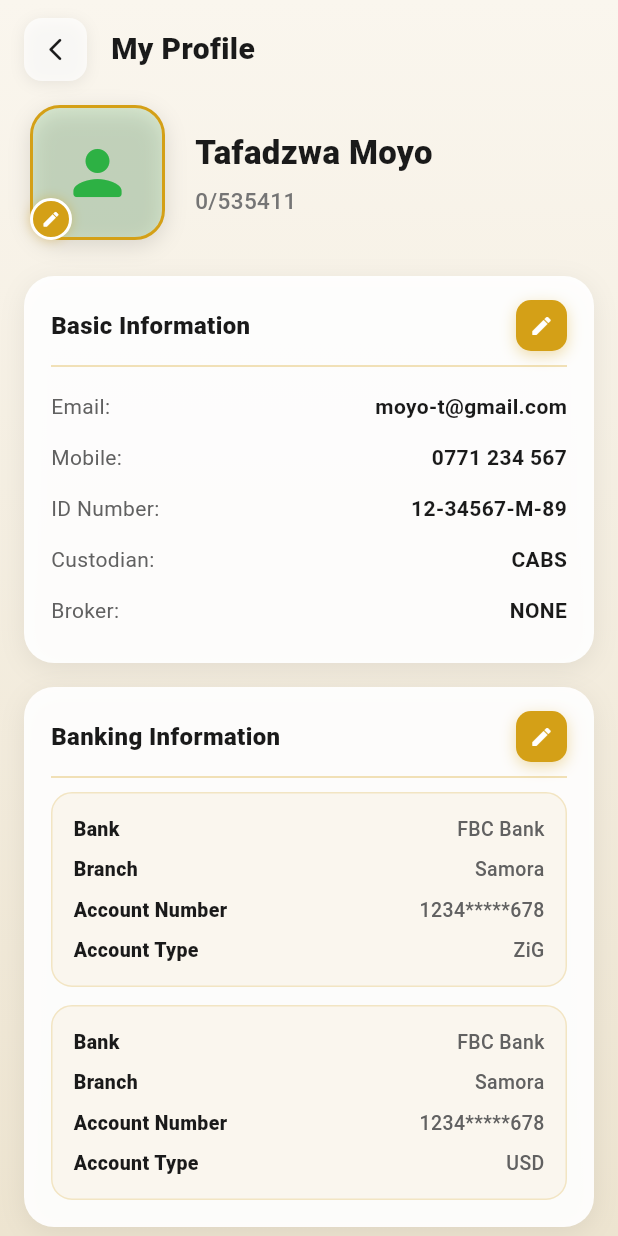
After one commit to Faison2/zmx_app, a Flutter app: the ProfileScreen screen opened directly, on a phone screen of 412 x 824 dp. The commit adds this screen. Run offline on Flutter 3.47's test engine with Material 3 defaults, Android fonts, the phone set to English and light mode, and no system bars.

Commit message:
added drawer and profile

```diff
--- /dev/null
+++ b/lib/screens/profile/profile.dart
@@ -0,0 +1,354 @@
+import 'package:flutter/material.dart';
+
+class ProfileScreen extends StatelessWidget {
+  const ProfileScreen({super.key});
+
+  @override
+  Widget build(BuildContext context) {
+    return Scaffold(
+      backgroundColor: const Color(0xFFF5F0E8),
+      body: Stack(
+        children: [
+          Container(
+            decoration: const BoxDecoration(
+              gradient: LinearGradient(
+                begin: Alignment.topCenter,
+                end: Alignment.bottomCenter,
+                colors: [Color(0xFFFAF6EE), Color(0xFFEDE4D0)],
+              ),
+            ),
+          ),
+          SafeArea(
+            child: Column(
+              children: [
+                _buildTopBar(context),
+                Expanded(
+                  child: ListView(
+                    padding: const EdgeInsets.fromLTRB(16, 8, 16, 32),
+                    children: [
+                      _buildProfileHeader(),
+                      const SizedBox(height: 24),
+                      _buildBasicInfoCard(),
+                      const SizedBox(height: 16),
+                      _buildBankingInfoCard(),
+                    ],
+                  ),
+                ),
+              ],
+            ),
+          ),
+        ],
+      ),
+    );
+  }
+
+  // ── Top Bar ───────────────────────────────────────────────────────────
+  Widget _buildTopBar(BuildContext context) {
+    return Padding(
+      padding: const EdgeInsets.fromLTRB(16, 12, 16, 8),
+      child: Row(
+        children: [
+          GestureDetector(
+            onTap: () => Navigator.pop(context),
+            child: Container(
+              width: 42,
+              height: 42,
+              decoration: BoxDecoration(
+                color: Colors.white.withOpacity(0.7),
+                borderRadius: BorderRadius.circular(12),
+                boxShadow: [
+                  BoxShadow(
+                    color: Colors.black.withOpacity(0.07),
+                    blurRadius: 8,
+                    offset: const Offset(0, 2),
+                  ),
+                ],
+              ),
+              child: const Icon(Icons.arrow_back_ios_new_rounded,
+                  color: Color(0xFF1A1A1A), size: 18),
+            ),
+          ),
+          const SizedBox(width: 16),
+          const Text(
+            'My Profile',
+            style: TextStyle(
+              fontSize: 20,
+              fontWeight: FontWeight.w900,
+              color: Color(0xFF1A1A1A),
+            ),
+          ),
+        ],
+      ),
+    );
+  }
+
+  // ── Profile Header ────────────────────────────────────────────────────
+  Widget _buildProfileHeader() {
+    return Padding(
+      padding: const EdgeInsets.symmetric(horizontal: 4),
+      child: Row(
+        children: [
+          Stack(
+            children: [
+              Container(
+                width: 90,
+                height: 90,
+                decoration: BoxDecoration(
+                  borderRadius: BorderRadius.circular(20),
+                  border: Border.all(
+                      color: const Color(0xFFD4A017), width: 2),
+                  boxShadow: [
+                    BoxShadow(
+                      color: Colors.black.withOpacity(0.12),
+                      blurRadius: 12,
+                      offset: const Offset(0, 4),
+                    ),
+                  ],
+                ),
+                child: ClipRRect(
+                  borderRadius: BorderRadius.circular(18),
+                  child: Container(
+                    color: const Color(0xFF2DB144).withOpacity(0.15),
+                    child: const Icon(Icons.person_rounded,
+                        color: Color(0xFF2DB144), size: 48),
+                  ),
+                ),
+              ),
+              // Edit badge
+              Positioned(
+                bottom: 0,
+                left: 0,
+                child: Container(
+                  width: 28,
+                  height: 28,
+                  decoration: BoxDecoration(
+                    color: const Color(0xFFD4A017),
+                    shape: BoxShape.circle,
+                    border:
+                    Border.all(color: Colors.white, width: 2),
+                    boxShadow: [
+                      BoxShadow(
+                        color: const Color(0xFFD4A017).withOpacity(0.4),
+                        blurRadius: 6,
+                      ),
+                    ],
+                  ),
+                  child: const Icon(Icons.edit_rounded,
+                      color: Colors.white, size: 13),
+                ),
+              ),
+            ],
+          ),
+          const SizedBox(width: 20),
+          Column(
+            crossAxisAlignment: CrossAxisAlignment.start,
+            children: [
+              const Text(
+                'Tafadzwa Moyo',
+                style: TextStyle(
+                  fontSize: 22,
+                  fontWeight: FontWeight.w900,
+                  color: Color(0xFF1A1A1A),
+                ),
+              ),
+              const SizedBox(height: 6),
+              Text(
+                '0/535411',
+                style: TextStyle(
+                  fontSize: 15,
+                  color: Colors.grey.shade600,
+                  fontWeight: FontWeight.w500,
+                ),
+              ),
+            ],
+          ),
+        ],
+      ),
+    );
+  }
+
+  // ── Basic Information ─────────────────────────────────────────────────
+  Widget _buildBasicInfoCard() {
+    return _infoCard(
+      title: 'Basic Information',
+      children: [
+        _infoRow('Email:', 'moyo-t@gmail.com'),
+        _infoRow('Mobile:', '0771 234 567'),
+        _infoRow('ID Number:', '12-34567-M-89'),
+        _infoRow('Custodian:', 'CABS'),
+        _infoRow('Broker:', 'NONE'),
+      ],
+    );
+  }
+
+  // ── Banking Information ───────────────────────────────────────────────
+  Widget _buildBankingInfoCard() {
+    return _infoCard(
+      title: 'Banking Information',
+      children: [
+        // ZiG Account
+        _bankAccountCard(
+          bank: 'FBC Bank',
+          branch: 'Samora',
+          accountNumber: '1234*****678',
+          accountType: 'ZiG',
+        ),
+        const SizedBox(height: 12),
+        // USD Account
+        _bankAccountCard(
+          bank: 'FBC Bank',
+          branch: 'Samora',
+          accountNumber: '1234*****678',
+          accountType: 'USD',
+        ),
+      ],
+    );
+  }
+
+  // ── Reusable card shell ───────────────────────────────────────────────
+  Widget _infoCard(
+      {required String title, required List<Widget> children}) {
+    return Container(
+      decoration: BoxDecoration(
+        color: Colors.white.withOpacity(0.92),
+        borderRadius: BorderRadius.circular(20),
+        boxShadow: [
+          BoxShadow(
+            color: Colors.black.withOpacity(0.07),
+            blurRadius: 14,
+            offset: const Offset(0, 4),
+          ),
+        ],
+      ),
+      child: Column(
+        crossAxisAlignment: CrossAxisAlignment.start,
+        children: [
+          // Card header
+          Padding(
+            padding: const EdgeInsets.fromLTRB(18, 16, 18, 0),
+            child: Row(
+              mainAxisAlignment: MainAxisAlignment.spaceBetween,
+              children: [
+                Text(
+                  title,
+                  style: const TextStyle(
+                    fontSize: 16,
+                    fontWeight: FontWeight.w900,
+                    color: Color(0xFF1A1A1A),
+                  ),
+                ),
+                Container(
+                  width: 34,
+                  height: 34,
+                  decoration: BoxDecoration(
+                    color: const Color(0xFFD4A017),
+                    borderRadius: BorderRadius.circular(10),
+                    boxShadow: [
+                      BoxShadow(
+                        color: const Color(0xFFD4A017).withOpacity(0.35),
+                        blurRadius: 8,
+                        offset: const Offset(0, 3),
+                      ),
+                    ],
+                  ),
+                  child: const Icon(Icons.edit_rounded,
+                      color: Colors.white, size: 16),
+                ),
+              ],
+            ),
+          ),
+          Padding(
+            padding: const EdgeInsets.symmetric(horizontal: 18),
+            child: Divider(
+                color: const Color(0xFFD4A017).withOpacity(0.4),
+                height: 20,
+                thickness: 1),
+          ),
+          Padding(
+            padding: const EdgeInsets.fromLTRB(18, 0, 18, 18),
+            child: Column(children: children),
+          ),
+        ],
+      ),
+    );
+  }
+
+  Widget _infoRow(String label, String value) {
+    return Padding(
+      padding: const EdgeInsets.symmetric(vertical: 7),
+      child: Row(
+        mainAxisAlignment: MainAxisAlignment.spaceBetween,
+        children: [
+          Text(
+            label,
+            style: TextStyle(
+              fontSize: 14,
+              color: Colors.grey.shade700,
+              fontWeight: FontWeight.w400,
+            ),
+          ),
+          Text(
+            value,
+            style: const TextStyle(
+              fontSize: 14,
+              color: Color(0xFF1A1A1A),
+              fontWeight: FontWeight.w600,
+            ),
+          ),
+        ],
+      ),
+    );
+  }
+
+  Widget _bankAccountCard({
+    required String bank,
+    required String branch,
+    required String accountNumber,
+    required String accountType,
+  }) {
+    return Container(
+      padding: const EdgeInsets.all(14),
+      decoration: BoxDecoration(
+        color: const Color(0xFFFAF6EE),
+        borderRadius: BorderRadius.circular(14),
+        border: Border.all(
+            color: const Color(0xFFD4A017).withOpacity(0.2), width: 1),
+      ),
+      child: Column(
+        children: [
+          _bankRow('Bank', bank),
+          const SizedBox(height: 8),
+          _bankRow('Branch', branch),
+          const SizedBox(height: 8),
+          _bankRow('Account Number', accountNumber),
+          const SizedBox(height: 8),
+          _bankRow('Account Type', accountType),
+        ],
+      ),
+    );
+  }
+
+  Widget _bankRow(String label, String value) {
+    return Row(
+      mainAxisAlignment: MainAxisAlignment.spaceBetween,
+      children: [
+        Text(
+          label,
+          style: const TextStyle(
+            fontSize: 13,
+            fontWeight: FontWeight.w800,
+            color: Color(0xFF1A1A1A),
+          ),
+        ),
+        Text(
+          value,
+          style: TextStyle(
+            fontSize: 13,
+            color: Colors.grey.shade700,
+            fontWeight: FontWeight.w500,
+          ),
+        ),
+      ],
+    );
+  }
+}
```
Also changed, not shown: lib/screens/dashboard/dashoard.dart (+34 -15 lines), lib/screens/drawer/drawer.dart (added, +324 -0 lines).
